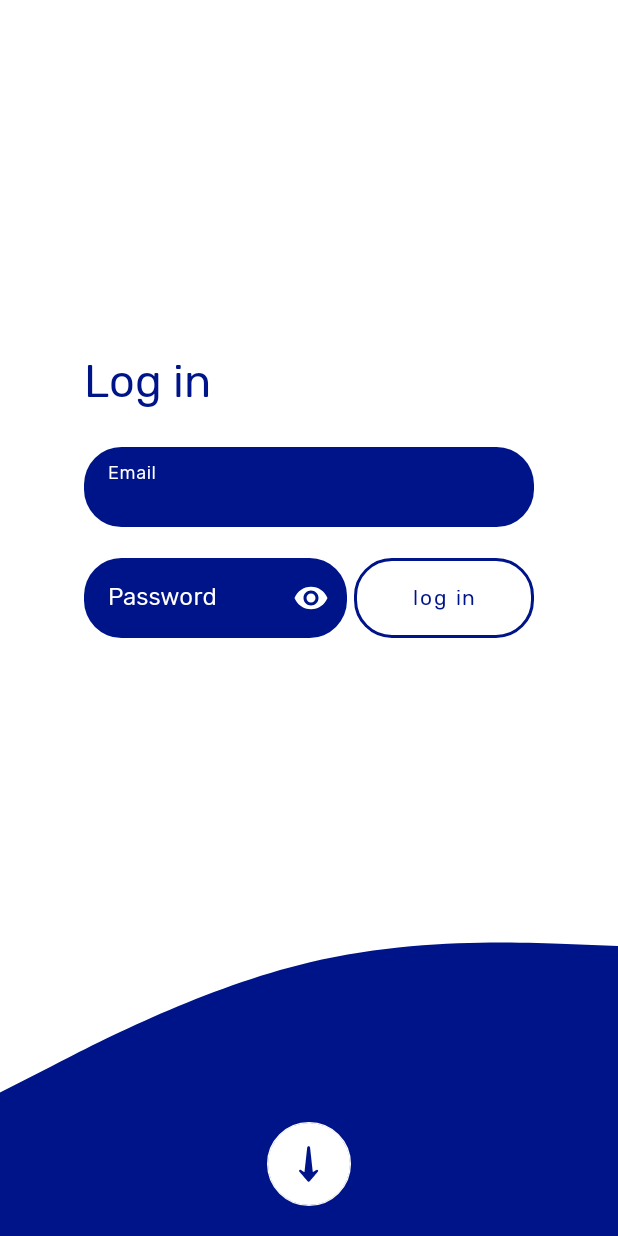
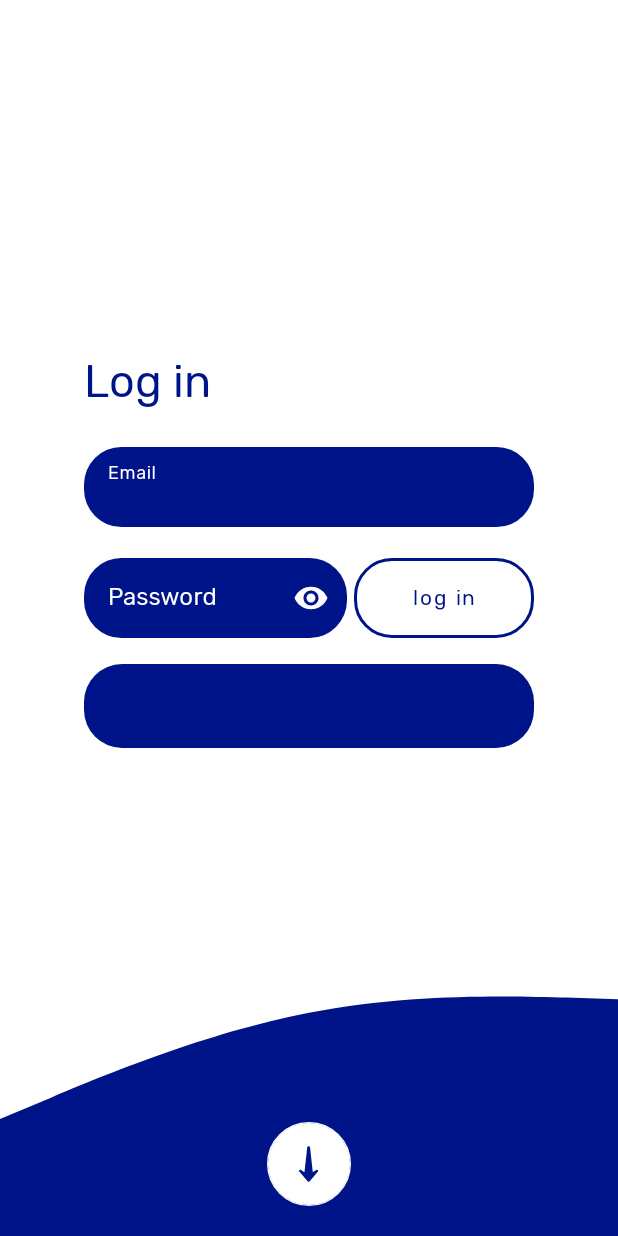
Before and after one commit to LoukasPap/Greek-History-Quizz-App, an Android app: the screen it shows after launch (LoginActivity), on a phone screen of 412 x 824 dp. Run offline under Robolectric (Android 15) with nearby library versions, the phone set to English and light mode, and no system bars.

Commit message:
Add a simple blue box in login activity for design purposes.

```diff
--- /dev/null
+++ b/app/src/main/res/drawable/blue_box.xml
@@ -0,0 +1,9 @@
+<?xml version="1.0" encoding="utf-8"?>
+<shape xmlns:android="http://schemas.android.com/apk/res/android"
+    android:shape="rectangle">
+
+    <solid android:color="@color/greek_blue"/>
+    <corners
+        android:radius="25dp"/>
+
+</shape>
--- a/app/src/main/res/layout/activity_login.xml
+++ b/app/src/main/res/layout/activity_login.xml
@@ -135,6 +135,21 @@
 
     </RelativeLayout>
 
+
+
+    <ImageView
+        android:id="@+id/blue_box"
+        android:layout_width="0dp"
+        android:layout_height="56dp"
+        android:background="@drawable/blue_box"
+
+        app:layout_constraintStart_toStartOf="@id/pwd_btn"
+        app:layout_constraintEnd_toEndOf="@id/pwd_btn"
+        app:layout_constraintTop_toBottomOf="@id/pwd_btn"
+        app:layout_constraintBottom_toBottomOf="parent"
+        app:layout_constraintVertical_bias="0.05"
+        />
+
     <ImageView
         android:id="@+id/goto_register_img"
         android:layout_width="match_parent"
@@ -142,7 +157,7 @@
         android:background="@drawable/ic_goto_register_form"
 
         app:layout_constraintEnd_toEndOf="parent"
-        app:layout_constraintTop_toBottomOf="@id/pwd_btn"
+        app:layout_constraintTop_toBottomOf="@id/blue_box"
         app:layout_constraintStart_toStartOf="parent"
         app:layout_constraintBottom_toBottomOf="parent"
         app:layout_constraintVertical_bias="1"
@@ -155,7 +170,7 @@
         app:layout_constraintBottom_toBottomOf="parent"
         app:layout_constraintLeft_toLeftOf="parent"
         app:layout_constraintRight_toRightOf="parent"
-        app:layout_constraintTop_toBottomOf="@id/pwd_btn"
+        app:layout_constraintTop_toBottomOf="@id/blue_box"
         >
 
         <com.google.android.material.floatingactionbutton.FloatingActionButton
```
